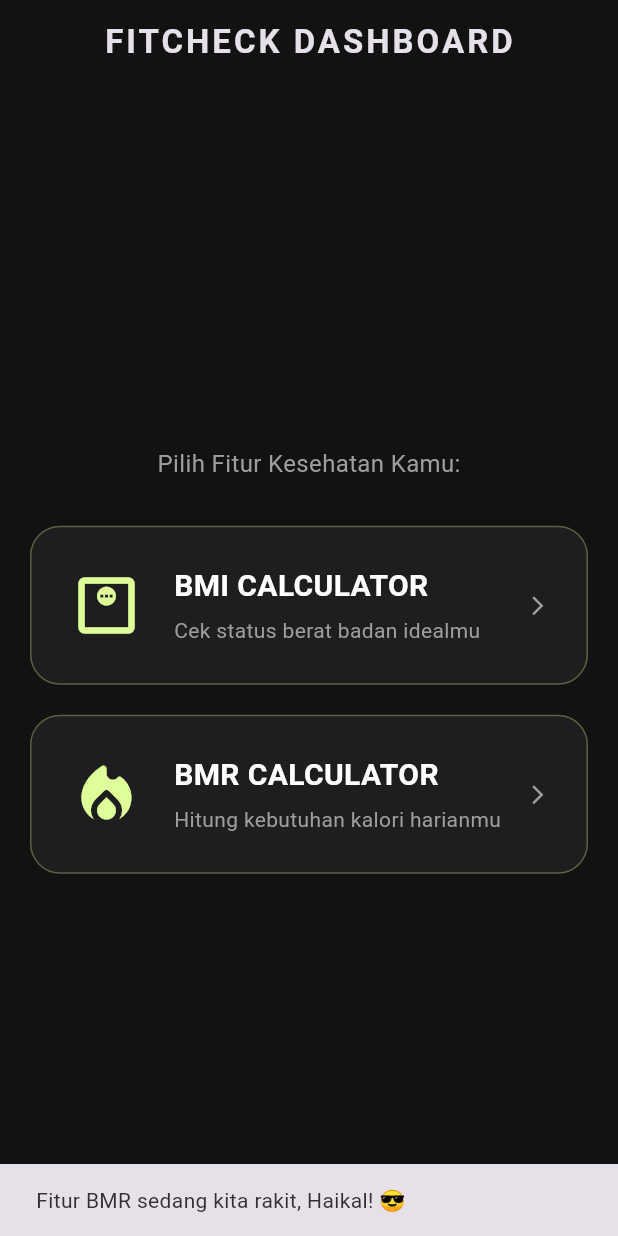
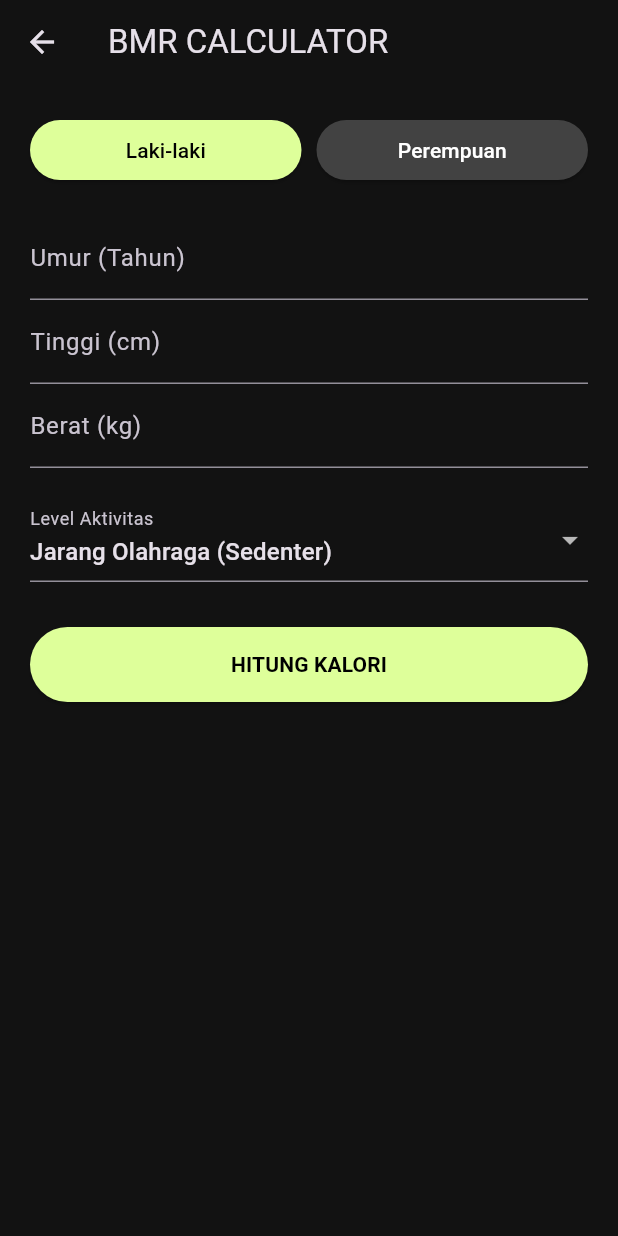
Before and after one commit to haikalassiddiqqi/uas_fitcheck_kalori, a Flutter app: the screen it shows after launch, after a tap on "BMR CALCULATOR", on a phone screen of 412 x 824 dp. Run offline on Flutter 3.47's test engine with Material 3 defaults, Android fonts, the phone set to English and light mode, and no system bars.

Commit message:
menambahkan input BMR untuk mengetahui kebutuhan kalori harian

```diff
--- a/lib/main.dart
+++ b/lib/main.dart
@@ -266,8 +266,10 @@ class MainMenu extends StatelessWidget {
             // KARTU BMR
             GestureDetector(
               onTap: () {
-                // Besok kita isi halaman BMR di sini
-                ScaffoldMessenger.of(context).showSnackBar(const SnackBar(content: Text("Fitur BMR sedang kita rakit, Haikal! 😎")));
+              Navigator.push(
+  context,
+  MaterialPageRoute(builder: (context) => const BMRPage())
+);
               },
               child: menuCard("BMR CALCULATOR", "Hitung kebutuhan kalori harianmu", Icons.local_fire_department_rounded),
             ),
@@ -303,6 +305,115 @@ class MainMenu extends StatelessWidget {
           ),
           const Icon(Icons.arrow_forward_ios, color: Colors.grey, size: 15),
         ],
+      ),
+    );
+  }
+}
+
+class BMRPage extends StatefulWidget {
+  const BMRPage({super.key});
+
+  @override
+  State<BMRPage> createState() => _BMRPageState();
+}
+
+class _BMRPageState extends State<BMRPage> {
+  final TextEditingController _ageController = TextEditingController();
+  final TextEditingController _heightController = TextEditingController();
+  final TextEditingController _weightController = TextEditingController();
+
+  String _gender = 'Laki-laki';
+  double _activityLevel = 1.2; // Default: Sedenter
+  double _resultBMR = 0;
+  double _resultTDEE = 0;
+
+  void _calculateBMR() {
+    double weight = double.tryParse(_weightController.text) ?? 0;
+    double height = double.tryParse(_heightController.text) ?? 0;
+    int age = int.tryParse(_ageController.text) ?? 0;
+
+    if (weight > 0 && height > 0 && age > 0) {
+      setState(() {
+        // Rumus Mifflin-St Jeor
+        if (_gender == 'Laki-laki') {
+          _resultBMR = (10 * weight) + (6.25 * height) - (5 * age) + 5;
+        } else {
+          _resultBMR = (10 * weight) + (6.25 * height) - (5 * age) - 161;
+        }
+        _resultTDEE = _resultBMR * _activityLevel;
+      });
+    }
+  }
+
+  @override
+  Widget build(BuildContext context) {
+    return Scaffold(
+      backgroundColor: const Color(0xFF121212),
+      appBar: AppBar(title: const Text("BMR CALCULATOR"), backgroundColor: Colors.transparent),
+      body: SingleChildScrollView(
+        padding: const EdgeInsets.all(20),
+        child: Column(
+          children: [
+            // Pilihan Gender
+            Row(
+              children: [
+                Expanded(
+                  child: ElevatedButton(
+                    style: ElevatedButton.styleFrom(
+                      backgroundColor: _gender == 'Laki-laki' ? const Color(0xFFDEFF9A) : Colors.grey[800],
+                      foregroundColor: _gender == 'Laki-laki' ? Colors.black : Colors.white,
+                    ),
+                    onPressed: () => setState(() => _gender = 'Laki-laki'),
+                    child: const Text("Laki-laki"),
+                  ),
+                ),
+                const SizedBox(width: 10),
+                Expanded(
+                  child: ElevatedButton(
+                    style: ElevatedButton.styleFrom(
+                      backgroundColor: _gender == 'Perempuan' ? const Color(0xFFDEFF9A) : Colors.grey[800],
+                      foregroundColor: _gender == 'Perempuan' ? Colors.black : Colors.white,
+                    ),
+                    onPressed: () => setState(() => _gender = 'Perempuan'),
+                    child: const Text("Perempuan"),
+                  ),
+                ),
+              ],
+            ),
+            const SizedBox(height: 20),
+            TextField(controller: _ageController, decoration: const InputDecoration(labelText: "Umur (Tahun)"), keyboardType: TextInputType.number),
+            TextField(controller: _heightController, decoration: const InputDecoration(labelText: "Tinggi (cm)"), keyboardType: TextInputType.number),
+            TextField(controller: _weightController, decoration: const InputDecoration(labelText: "Berat (kg)"), keyboardType: TextInputType.number),
+            const SizedBox(height: 20),
+
+            // Dropdown Aktivitas
+            DropdownButtonFormField<double>(
+              value: _activityLevel,
+              items: const [
+                DropdownMenuItem(value: 1.2, child: Text("Jarang Olahraga (Sedenter)")),
+                DropdownMenuItem(value: 1.375, child: Text("Olahraga Ringan (1-3 hari/minggu)")),
+                DropdownMenuItem(value: 1.55, child: Text("Olahraga Sedang (3-5 hari/minggu)")),
+                DropdownMenuItem(value: 1.725, child: Text("Olahraga Berat (6-7 hari/minggu)")),
+              ],
+              onChanged: (val) => setState(() => _activityLevel = val!),
+              decoration: const InputDecoration(labelText: "Level Aktivitas"),
+            ),
+
+            const SizedBox(height: 30),
+            ElevatedButton(
+              onPressed: _calculateBMR,
+              style: ElevatedButton.styleFrom(backgroundColor: const Color(0xFFDEFF9A), minimumSize: const Size(double.infinity, 50)),
+              child: const Text("HITUNG KALORI", style: TextStyle(color: Colors.black, fontWeight: FontWeight.bold)),
+            ),
+
+            if (_resultBMR > 0) ...[
+              const SizedBox(height: 30),
+              Text("BMR Kamu: ${_resultBMR.toStringAsFixed(0)} kkal", style: const TextStyle(fontSize: 20, color: Colors.white)),
+              Text("Kebutuhan Harian (TDEE): ${_resultTDEE.toStringAsFixed(0)} kkal",
+                style: const TextStyle(fontSize: 24, fontWeight: FontWeight.bold, color: Color(0xFFDEFF9A))),
+            ]
+          ],
+        ),
       ),
     );
   }
```
